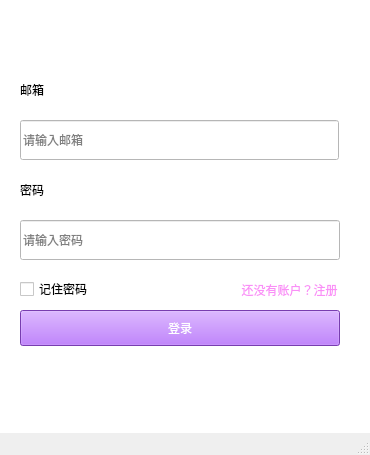
Above: mainwindow.ui from L7L7L/SE03UI before the change. Below: the same form after it.
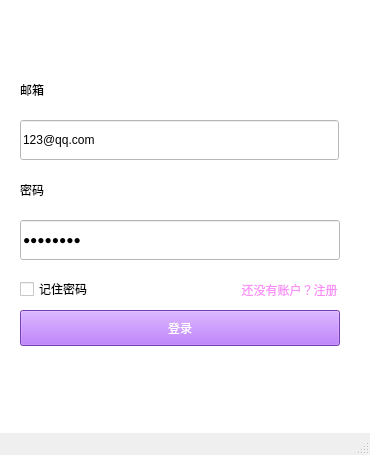
That is the form after the change. Icons and pictures are not drawn.

What changed in the file:
```diff
--- a/mainwindow.ui
+++ b/mainwindow.ui
@@ -78,7 +78,7 @@
        <string notr="true">background-color:rgb(255, 255, 255)</string>
       </property>
       <property name="text">
-       <string/>
+       <string>password</string>
       </property>
       <property name="echoMode">
        <enum>QLineEdit::Password</enum>
@@ -154,7 +154,7 @@
        <string notr="true">background-color:rgb(255, 255, 255)</string>
       </property>
       <property name="text">
-       <string/>
+       <string>123@qq.com</string>
       </property>
       <property name="placeholderText">
        <string>请输入邮箱</string>
```
